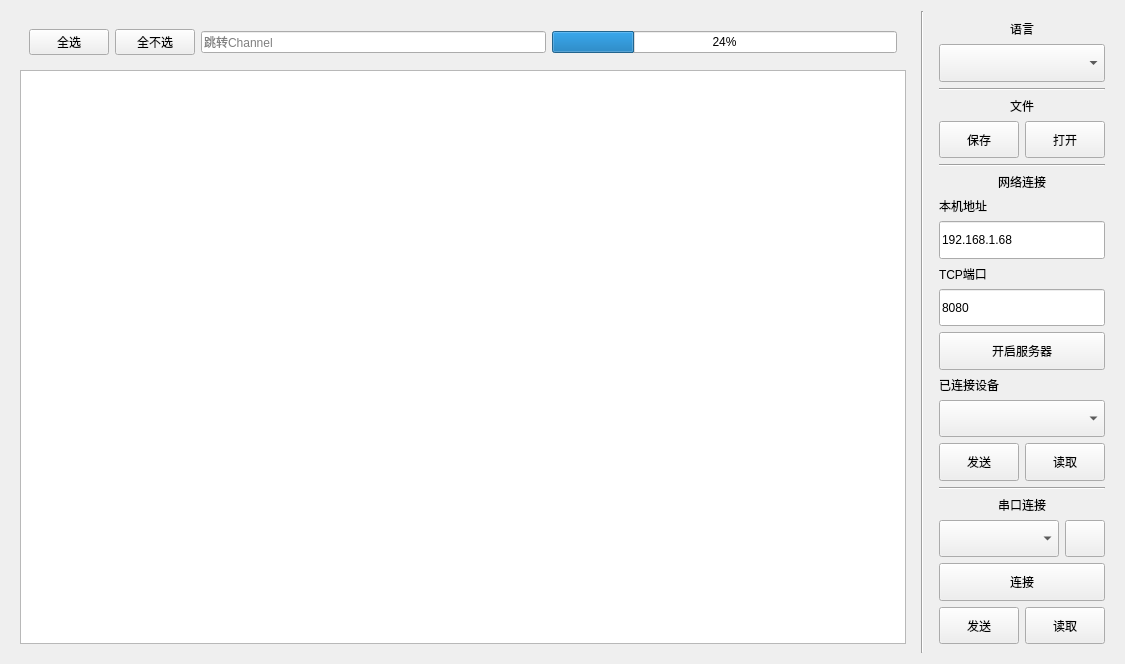
Old version of the form termial.ui in the repository FVsonar/GHTermial.
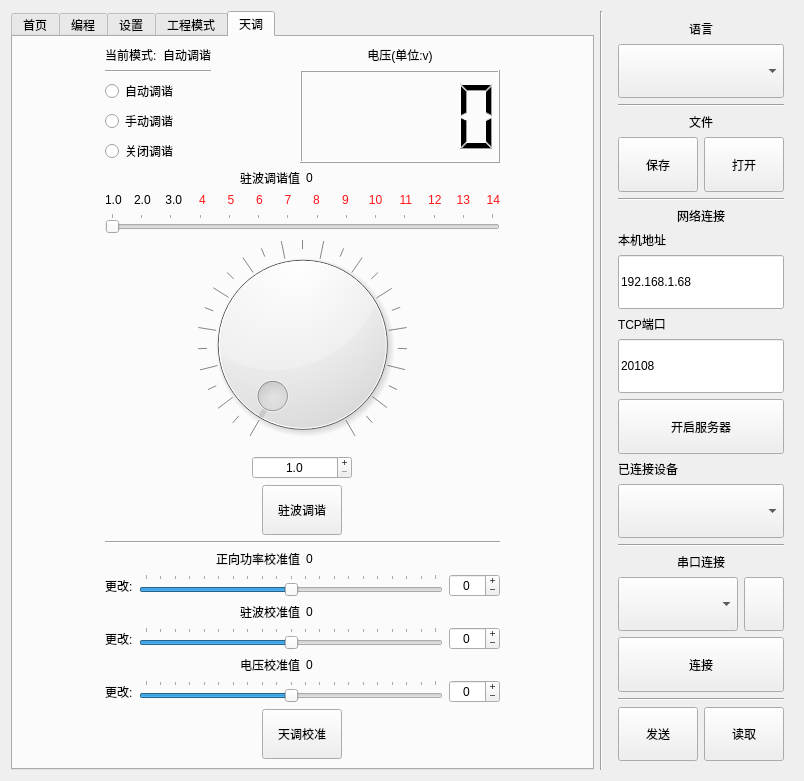
New version of the form. Icons and pictures are not drawn.

Commit message: 天调页大改

What changed in the file:
```diff
--- a/termial.ui
+++ b/termial.ui
@@ -6,8 +6,8 @@
    <rect>
     <x>0</x>
     <y>0</y>
-    <width>1125</width>
-    <height>664</height>
+    <width>804</width>
+    <height>781</height>
    </rect>
   </property>
   <property name="windowTitle">
@@ -23,56 +23,862 @@
    <item row="0" column="0">
     <layout class="QHBoxLayout" name="horizontalLayout">
      <item>
-      <widget class="QWidget" name="data" native="true">
-       <layout class="QVBoxLayout" name="verticalLayout_2">
-        <item>
-         <widget class="QWidget" name="tools" native="true">
-          <layout class="QHBoxLayout" name="horizontalLayout_2">
-           <property name="sizeConstraint">
-            <enum>QLayout::SizeConstraint::SetDefaultConstraint</enum>
+      <widget class="QTabWidget" name="tabWidget">
+       <property name="sizePolicy">
+        <sizepolicy hsizetype="Preferred" vsizetype="Preferred">
+         <horstretch>0</horstretch>
+         <verstretch>0</verstretch>
+        </sizepolicy>
+       </property>
+       <property name="currentIndex">
+        <number>4</number>
+       </property>
+       <widget class="QWidget" name="tab_5">
+        <attribute name="title">
+         <string>首页</string>
+        </attribute>
+       </widget>
+       <widget class="QWidget" name="tab">
+        <attribute name="title">
+         <string>编程</string>
+        </attribute>
+        <layout class="QVBoxLayout" name="verticalLayout">
+         <item>
+          <widget class="QWidget" name="data" native="true">
+           <layout class="QVBoxLayout" name="verticalLayout_2">
+            <item>
+             <widget class="QWidget" name="tools" native="true">
+              <layout class="QHBoxLayout" name="horizontalLayout_2">
+               <property name="sizeConstraint">
+                <enum>QLayout::SizeConstraint::SetDefaultConstraint</enum>
+               </property>
+               <item>
+                <widget class="QPushButton" name="checkAll_pushButton">
+                 <property name="text">
+                  <string>全选</string>
+                 </property>
+                </widget>
+               </item>
+               <item>
+                <widget class="QPushButton" name="checkNotAll_pushButton">
+                 <property name="text">
+                  <string>全不选</string>
+                 </property>
+                </widget>
+               </item>
+               <item>
+                <widget class="QLineEdit" name="channelNum_lineEdit">
+                 <property name="placeholderText">
+                  <string>跳转Channel</string>
+                 </property>
+                </widget>
+               </item>
+               <item>
+                <widget class="QProgressBar" name="load_progressBar">
+                 <property name="value">
+                  <number>24</number>
+                 </property>
+                </widget>
+               </item>
+              </layout>
+             </widget>
+            </item>
+            <item>
+             <widget class="QTableWidget" name="viewTable_tableWidget">
+              <property name="sizePolicy">
+               <sizepolicy hsizetype="Preferred" vsizetype="Expanding">
+                <horstretch>0</horstretch>
+                <verstretch>0</verstretch>
+               </sizepolicy>
+              </property>
+             </widget>
+            </item>
+           </layout>
+          </widget>
+         </item>
+        </layout>
+       </widget>
+       <widget class="QWidget" name="tab_2">
+        <attribute name="title">
+         <string>设置</string>
+        </attribute>
+       </widget>
+       <widget class="QWidget" name="tab_3">
+        <attribute name="title">
+         <string>工程模式</string>
+        </attribute>
+       </widget>
+       <widget class="QWidget" name="tab_4">
+        <attribute name="title">
+         <string>天调</string>
+        </attribute>
+        <layout class="QGridLayout" name="gridLayout_3">
+         <item row="0" column="0">
+          <layout class="QVBoxLayout" name="verticalLayout_4">
+           <item>
+            <layout class="QHBoxLayout" name="horizontalLayout_10">
+             <item>
+              <widget class="QLabel" name="label_13">
+               <property name="text">
+                <string>当前模式:</string>
+               </property>
+               <property name="alignment">
+                <set>Qt::AlignmentFlag::AlignLeading|Qt::AlignmentFlag::AlignLeft|Qt::AlignmentFlag::AlignVCenter</set>
+               </property>
+              </widget>
+             </item>
+             <item>
+              <widget class="QLabel" name="tunerCurrentModel_label">
+               <property name="text">
+                <string>自动调谐</string>
+               </property>
+               <property name="alignment">
+                <set>Qt::AlignmentFlag::AlignLeading|Qt::AlignmentFlag::AlignLeft|Qt::AlignmentFlag::AlignVCenter</set>
+               </property>
+              </widget>
+             </item>
+            </layout>
+           </item>
+           <item>
+            <widget class="Line" name="line_7">
+             <property name="orientation">
+              <enum>Qt::Orientation::Horizontal</enum>
+             </property>
+            </widget>
+           </item>
+           <item>
+            <widget class="QRadioButton" name="auto_radioButton">
+             <property name="sizePolicy">
+              <sizepolicy hsizetype="Maximum" vsizetype="Fixed">
+               <horstretch>0</horstretch>
+               <verstretch>0</verstretch>
+              </sizepolicy>
+             </property>
+             <property name="text">
+              <string>自动调谐</string>
+             </property>
+            </widget>
+           </item>
+           <item>
+            <widget class="QRadioButton" name="start_radioButton">
+             <property name="sizePolicy">
+              <sizepolicy hsizetype="Maximum" vsizetype="Fixed">
+               <horstretch>0</horstretch>
+               <verstretch>0</verstretch>
+              </sizepolicy>
+             </property>
+             <property name="text">
+              <string>手动调谐</string>
+             </property>
+            </widget>
+           </item>
+           <item>
+            <widget class="QRadioButton" name="close_radioButton">
+             <property name="sizePolicy">
+              <sizepolicy hsizetype="Maximum" vsizetype="Fixed">
+               <horstretch>0</horstretch>
+               <verstretch>0</verstretch>
+              </sizepolicy>
+             </property>
+             <property name="text">
+              <string>关闭调谐</string>
+             </property>
+            </widget>
+           </item>
+          </layout>
+         </item>
+         <item row="0" column="1">
+          <layout class="QVBoxLayout" name="verticalLayout_5">
+           <item>
+            <widget class="QLabel" name="label_5">
+             <property name="sizePolicy">
+              <sizepolicy hsizetype="Preferred" vsizetype="Maximum">
+               <horstretch>0</horstretch>
+               <verstretch>0</verstretch>
+              </sizepolicy>
+             </property>
+             <property name="text">
+              <string>电压(单位:v)</string>
+             </property>
+             <property name="alignment">
+              <set>Qt::AlignmentFlag::AlignCenter</set>
+             </property>
+            </widget>
+           </item>
+           <item>
+            <widget class="QLCDNumber" name="voltage_lcdNumber">
+             <property name="sizePolicy">
+              <sizepolicy hsizetype="Maximum" vsizetype="Minimum">
+               <horstretch>0</horstretch>
+               <verstretch>0</verstretch>
+              </sizepolicy>
+             </property>
+             <property name="minimumSize">
+              <size>
+               <width>200</width>
+               <height>0</height>
+              </size>
+             </property>
+            </widget>
+           </item>
+          </layout>
+         </item>
+         <item row="1" column="0" colspan="2">
+          <layout class="QVBoxLayout" name="verticalLayout_6">
+           <item>
+            <layout class="QHBoxLayout" name="horizontalLayout_4">
+             <item>
+              <widget class="QLabel" name="label_3">
+               <property name="sizePolicy">
+                <sizepolicy hsizetype="Preferred" vsizetype="Maximum">
+                 <horstretch>0</horstretch>
+                 <verstretch>0</verstretch>
+                </sizepolicy>
+               </property>
+               <property name="text">
+                <string>驻波调谐值</string>
+               </property>
+               <property name="alignment">
+                <set>Qt::AlignmentFlag::AlignRight|Qt::AlignmentFlag::AlignTrailing|Qt::AlignmentFlag::AlignVCenter</set>
+               </property>
+              </widget>
+             </item>
+             <item>
+              <widget class="QLabel" name="swtValue_label">
+               <property name="sizePolicy">
+                <sizepolicy hsizetype="Preferred" vsizetype="Maximum">
+                 <horstretch>0</horstretch>
+                 <verstretch>0</verstretch>
+                </sizepolicy>
+               </property>
+               <property name="text">
+                <string>0</string>
+               </property>
+              </widget>
+             </item>
+            </layout>
+           </item>
+           <item>
+            <layout class="QGridLayout" name="gridLayout_2">
+             <item row="0" column="10">
+              <widget class="QLabel" name="label_24">
+               <property name="styleSheet">
+                <string notr="true">QLabel#label_24{
+	color:#ff1418
+}</string>
+               </property>
+               <property name="text">
+                <string>  11</string>
+               </property>
+               <property name="alignment">
+                <set>Qt::AlignmentFlag::AlignCenter</set>
+               </property>
+              </widget>
+             </item>
+             <item row="0" column="0">
+              <widget class="QLabel" name="label_14">
+               <property name="text">
+                <string>1.0</string>
+               </property>
+              </widget>
+             </item>
+             <item row="0" column="9">
+              <widget class="QLabel" name="label_23">
+               <property name="styleSheet">
+                <string notr="true">QLabel#label_23{
+	color:#ff1418
+}</string>
+               </property>
+               <property name="text">
+                <string> 10</string>
+               </property>
+               <property name="alignment">
+                <set>Qt::AlignmentFlag::AlignCenter</set>
+               </property>
+              </widget>
+             </item>
+             <item row="0" column="7">
+              <widget class="QLabel" name="label_21">
+               <property name="styleSheet">
+                <string notr="true">QLabel#label_21{
+	color:#ff1418
+}</string>
+               </property>
+               <property name="text">
+                <string>8</string>
+               </property>
+               <property name="alignment">
+                <set>Qt::AlignmentFlag::AlignCenter</set>
+               </property>
+              </widget>
+             </item>
+             <item row="0" column="2">
+              <widget class="QLabel" name="label_16">
+               <property name="text">
+                <string> 3.0</string>
+               </property>
+              </widget>
+             </item>
+             <item row="0" column="1">
+              <widget class="QLabel" name="label_15">
+               <property name="text">
+                <string>2.0</string>
+               </property>
+              </widget>
+             </item>
+             <item row="0" column="3">
+              <widget class="QLabel" name="label_17">
+               <property name="styleSheet">
+                <string notr="true">QLabel#label_17{
+	color:#ff1418
+}</string>
+               </property>
+               <property name="text">
+                <string>4</string>
+               </property>
+               <property name="alignment">
+                <set>Qt::AlignmentFlag::AlignCenter</set>
+               </property>
+              </widget>
+             </item>
+             <item row="0" column="4">
+              <widget class="QLabel" name="label_18">
+               <property name="styleSheet">
+                <string notr="true">QLabel#label_18{
+	color:#ff1418
+}</string>
+               </property>
+               <property name="text">
+                <string>5</string>
+               </property>
+               <property name="alignment">
+                <set>Qt::AlignmentFlag::AlignCenter</set>
+               </property>
+              </widget>
+             </item>
+             <item row="0" column="11">
+              <widget class="QLabel" name="label_25">
+               <property name="styleSheet">
+                <string notr="true">QLabel#label_25{
+	color:#ff1418
+}</string>
+               </property>
+               <property name="text">
+                <string>  12</string>
+               </property>
+               <property name="alignment">
+                <set>Qt::AlignmentFlag::AlignCenter</set>
+               </property>
+              </widget>
+             </item>
+             <item row="0" column="12">
+              <widget class="QLabel" name="label_26">
+               <property name="styleSheet">
+                <string notr="true">QLabel#label_26{
+	color:#ff1418
+}</string>
+               </property>
+               <property name="text">
+                <string>  13</string>
+               </property>
+               <property name="alignment">
+                <set>Qt::AlignmentFlag::AlignCenter</set>
+               </property>
+              </widget>
+             </item>
+             <item row="0" column="5">
+              <widget class="QLabel" name="label_19">
+               <property name="styleSheet">
+                <string notr="true">QLabel#label_19{
+	color:#ff1418
+}</string>
+               </property>
+               <property name="text">
+                <string>6</string>
+               </property>
+               <property name="alignment">
+                <set>Qt::AlignmentFlag::AlignCenter</set>
+               </property>
+              </widget>
+             </item>
+             <item row="0" column="8">
+              <widget class="QLabel" name="label_22">
+               <property name="styleSheet">
+                <string notr="true">QLabel#label_22{
+	color:#ff1418
+}</string>
+               </property>
+               <property name="text">
+                <string>9</string>
+               </property>
+               <property name="alignment">
+                <set>Qt::AlignmentFlag::AlignCenter</set>
+               </property>
+              </widget>
+             </item>
+             <item row="0" column="6">
+              <widget class="QLabel" name="label_20">
+               <property name="styleSheet">
+                <string notr="true">QLabel#label_20{
+	color:#ff1418
+}</string>
+               </property>
+               <property name="text">
+                <string>7</string>
+               </property>
+               <property name="alignment">
+                <set>Qt::AlignmentFlag::AlignCenter</set>
+               </property>
+              </widget>
+             </item>
+             <item row="0" column="13">
+              <widget class="QLabel" name="label_27">
+               <property name="styleSheet">
+                <string notr="true">QLabel#label_27{
+	color:#ff1418
+}</string>
+               </property>
+               <property name="text">
+                <string>14</string>
+               </property>
+               <property name="alignment">
+                <set>Qt::AlignmentFlag::AlignRight|Qt::AlignmentFlag::AlignTrailing|Qt::AlignmentFlag::AlignVCenter</set>
+               </property>
+              </widget>
+             </item>
+            </layout>
+           </item>
+           <item>
+            <widget class="QSlider" name="swr_horizontalSlider">
+             <property name="minimum">
+              <number>10</number>
+             </property>
+             <property name="maximum">
+              <number>140</number>
+             </property>
+             <property name="orientation">
+              <enum>Qt::Orientation::Horizontal</enum>
+             </property>
+             <property name="tickPosition">
+              <enum>QSlider::TickPosition::TicksAbove</enum>
+             </property>
+            </widget>
+           </item>
+           <item>
+            <layout class="QHBoxLayout" name="horizontalLayout_16">
+             <item>
+              <widget class="QDial" name="swtValue_dial">
+               <property name="sizePolicy">
+                <sizepolicy hsizetype="Preferred" vsizetype="Expanding">
+                 <horstretch>0</horstretch>
+                 <verstretch>0</verstretch>
+                </sizepolicy>
+               </property>
+               <property name="minimum">
+                <number>10</number>
+               </property>
+               <property name="maximum">
+                <number>140</number>
+               </property>
+               <property name="sliderPosition">
+                <number>10</number>
+               </property>
+               <property name="wrapping">
+                <bool>false</bool>
+               </property>
+               <property name="notchTarget">
+                <double>10.000000000000000</double>
+               </property>
+               <property name="notchesVisible">
+                <bool>true</bool>
+               </property>
+              </widget>
+             </item>
+            </layout>
+           </item>
+           <item>
+            <layout class="QHBoxLayout" name="horizontalLayout_14">
+             <item>
+              <widget class="QDoubleSpinBox" name="swtValue_doubleSpinBox">
+               <property name="sizePolicy">
+                <sizepolicy hsizetype="Preferred" vsizetype="Maximum">
+                 <horstretch>0</horstretch>
+                 <verstretch>0</verstretch>
+                </sizepolicy>
+               </property>
+               <property name="maximumSize">
+                <size>
+                 <width>100</width>
+                 <height>16777215</height>
+                </size>
+               </property>
+               <property name="alignment">
+                <set>Qt::AlignmentFlag::AlignCenter</set>
+               </property>
+               <property name="readOnly">
+                <bool>false</bool>
+               </property>
+               <property name="buttonSymbols">
+                <enum>QAbstractSpinBox::ButtonSymbols::PlusMinus</enum>
+               </property>
+               <property name="decimals">
+                <number>1</number>
+               </property>
+               <property name="minimum">
+                <double>1.000000000000000</double>
+               </property>
+               <property name="maximum">
+                <double>14.000000000000000</double>
+               </property>
+               <property name="singleStep">
+                <double>0.100000000000000</double>
+               </property>
+              </widget>
+             </item>
+            </layout>
+           </item>
+          </layout>
+         </item>
+         <item row="2" column="0" colspan="2">
+          <layout class="QHBoxLayout" name="horizontalLayout_15">
+           <item>
+            <widget class="QPushButton" name="SWT_pushButton">
+             <property name="sizePolicy">
+              <sizepolicy hsizetype="Maximum" vsizetype="Maximum">
+               <horstretch>0</horstretch>
+               <verstretch>0</verstretch>
+              </sizepolicy>
+             </property>
+             <property name="minimumSize">
+              <size>
+               <width>50</width>
+               <height>50</height>
+              </size>
+             </property>
+             <property name="text">
+              <string>驻波调谐</string>
+             </property>
+            </widget>
+           </item>
+          </layout>
+         </item>
+         <item row="3" column="0" colspan="2">
+          <widget class="Line" name="line_6">
+           <property name="orientation">
+            <enum>Qt::Orientation::Horizontal</enum>
            </property>
+          </widget>
+         </item>
+         <item row="4" column="0" colspan="2">
+          <layout class="QVBoxLayout" name="verticalLayout_7">
            <item>
-            <widget class="QPushButton" name="checkAll_pushButton">
-             <property name="text">
-              <string>全选</string>
-             </property>
-            </widget>
+            <layout class="QHBoxLayout" name="horizontalLayout_5">
+             <item>
+              <widget class="QLabel" name="label_6">
+               <property name="sizePolicy">
+                <sizepolicy hsizetype="Preferred" vsizetype="Preferred">
+                 <horstretch>0</horstretch>
+                 <verstretch>0</verstretch>
+                </sizepolicy>
+               </property>
+               <property name="text">
+                <string>正向功率校准值</string>
+               </property>
+               <property name="alignment">
+                <set>Qt::AlignmentFlag::AlignRight|Qt::AlignmentFlag::AlignTrailing|Qt::AlignmentFlag::AlignVCenter</set>
+               </property>
+              </widget>
+             </item>
+             <item>
+              <widget class="QLabel" name="PPc_label">
+               <property name="sizePolicy">
+                <sizepolicy hsizetype="Preferred" vsizetype="Preferred">
+                 <horstretch>0</horstretch>
+                 <verstretch>0</verstretch>
+                </sizepolicy>
+               </property>
+               <property name="text">
+                <string>0</string>
+               </property>
+               <property name="alignment">
+                <set>Qt::AlignmentFlag::AlignLeading|Qt::AlignmentFlag::AlignLeft|Qt::AlignmentFlag::AlignVCenter</set>
+               </property>
+              </widget>
+             </item>
+            </layout>
            </item>
            <item>
-            <widget class="QPushButton" name="checkNotAll_pushButton">
-             <property name="text">
-              <string>全不选</string>
-             </property>
-            </widget>
+            <layout class="QHBoxLayout" name="horizontalLayout_12">
+             <item>
+              <widget class="QLabel" name="label_28">
+               <property name="text">
+                <string>更改:</string>
+               </property>
+              </widget>
+             </item>
+             <item>
+              <widget class="QSlider" name="PPc_horizontalSlider">
+               <property name="sizePolicy">
+                <sizepolicy hsizetype="Expanding" vsizetype="Minimum">
+                 <horstretch>0</horstretch>
+                 <verstretch>0</verstretch>
+                </sizepolicy>
+               </property>
+               <property name="minimum">
+                <number>-100</number>
+               </property>
+               <property name="maximum">
+                <number>100</number>
+               </property>
+               <property name="orientation">
+                <enum>Qt::Orientation::Horizontal</enum>
+               </property>
+               <property name="tickPosition">
+                <enum>QSlider::TickPosition::TicksAbove</enum>
+               </property>
+              </widget>
+             </item>
+             <item>
+              <widget class="QSpinBox" name="PPcv_spinBox">
+               <property name="sizePolicy">
+                <sizepolicy hsizetype="Preferred" vsizetype="Minimum">
+                 <horstretch>0</horstretch>
+                 <verstretch>0</verstretch>
+                </sizepolicy>
+               </property>
+               <property name="alignment">
+                <set>Qt::AlignmentFlag::AlignCenter</set>
+               </property>
+               <property name="buttonSymbols">
+                <enum>QAbstractSpinBox::ButtonSymbols::PlusMinus</enum>
+               </property>
+               <property name="minimum">
+                <number>-100</number>
+               </property>
+               <property name="maximum">
+                <number>100</number>
+               </property>
+              </widget>
+             </item>
+            </layout>
            </item>
+          </layout>
+         </item>
+         <item row="5" column="0" colspan="2">
+          <layout class="QVBoxLayout" name="verticalLayout_8">
            <item>
-            <widget class="QLineEdit" name="channelNum_lineEdit">
-             <property name="placeholderText">
-              <string>跳转Channel</string>
-             </property>
-            </widget>
+            <layout class="QHBoxLayout" name="horizontalLayout_8">
+             <item>
+              <widget class="QLabel" name="label_11">
+               <property name="sizePolicy">
+                <sizepolicy hsizetype="Preferred" vsizetype="Preferred">
+                 <horstretch>0</horstretch>
+                 <verstretch>0</verstretch>
+                </sizepolicy>
+               </property>
+               <property name="text">
+                <string>驻波校准值</string>
+               </property>
+               <property name="alignment">
+                <set>Qt::AlignmentFlag::AlignRight|Qt::AlignmentFlag::AlignTrailing|Qt::AlignmentFlag::AlignVCenter</set>
+               </property>
+              </widget>
+             </item>
+             <item>
+              <widget class="QLabel" name="Swc_label">
+               <property name="sizePolicy">
+                <sizepolicy hsizetype="Preferred" vsizetype="Preferred">
+                 <horstretch>0</horstretch>
+                 <verstretch>0</verstretch>
+                </sizepolicy>
+               </property>
+               <property name="text">
+                <string>0</string>
+               </property>
+               <property name="alignment">
+                <set>Qt::AlignmentFlag::AlignLeading|Qt::AlignmentFlag::AlignLeft|Qt::AlignmentFlag::AlignVCenter</set>
+               </property>
+              </widget>
+             </item>
+            </layout>
            </item>
            <item>
-            <widget class="QProgressBar" name="load_progressBar">
-             <property name="value">
-              <number>24</number>
+            <layout class="QHBoxLayout" name="horizontalLayout_11">
+             <item>
+              <widget class="QLabel" name="label_29">
+               <property name="text">
+                <string>更改:</string>
+               </property>
+              </widget>
+             </item>
+             <item>
+              <widget class="QSlider" name="Swc_horizontalSlider">
+               <property name="sizePolicy">
+                <sizepolicy hsizetype="Expanding" vsizetype="Minimum">
+                 <horstretch>0</horstretch>
+                 <verstretch>0</verstretch>
+                </sizepolicy>
+               </property>
+               <property name="minimum">
+                <number>-100</number>
+               </property>
+               <property name="maximum">
+                <number>100</number>
+               </property>
+               <property name="orientation">
+                <enum>Qt::Orientation::Horizontal</enum>
+               </property>
+               <property name="tickPosition">
+                <enum>QSlider::TickPosition::TicksAbove</enum>
+               </property>
+              </widget>
+             </item>
+             <item>
+              <widget class="QSpinBox" name="Swcv_spinBox">
+               <property name="sizePolicy">
+                <sizepolicy hsizetype="Preferred" vsizetype="Minimum">
+                 <horstretch>0</horstretch>
+                 <verstretch>0</verstretch>
+                </sizepolicy>
+               </property>
+               <property name="alignment">
+                <set>Qt::AlignmentFlag::AlignCenter</set>
+               </property>
+               <property name="buttonSymbols">
+                <enum>QAbstractSpinBox::ButtonSymbols::PlusMinus</enum>
+               </property>
+               <property name="minimum">
+                <number>-100</number>
+               </property>
+               <property name="maximum">
+                <number>100</number>
+               </property>
+              </widget>
+             </item>
+            </layout>
+           </item>
+          </layout>
+         </item>
+         <item row="6" column="0" colspan="2">
+          <layout class="QVBoxLayout" name="verticalLayout_9">
+           <item>
+            <layout class="QHBoxLayout" name="horizontalLayout_9">
+             <item>
+              <widget class="QLabel" name="label_12">
+               <property name="sizePolicy">
+                <sizepolicy hsizetype="Preferred" vsizetype="Preferred">
+                 <horstretch>0</horstretch>
+                 <verstretch>0</verstretch>
+                </sizepolicy>
+               </property>
+               <property name="text">
+                <string>电压校准值</string>
+               </property>
+               <property name="alignment">
+                <set>Qt::AlignmentFlag::AlignRight|Qt::AlignmentFlag::AlignTrailing|Qt::AlignmentFlag::AlignVCenter</set>
+               </property>
+              </widget>
+             </item>
+             <item>
+              <widget class="QLabel" name="Vc_label">
+               <property name="sizePolicy">
+                <sizepolicy hsizetype="Preferred" vsizetype="Preferred">
+                 <horstretch>0</horstretch>
+                 <verstretch>0</verstretch>
+                </sizepolicy>
+               </property>
+               <property name="text">
+                <string>0</string>
+               </property>
+               <property name="alignment">
+                <set>Qt::AlignmentFlag::AlignLeading|Qt::AlignmentFlag::AlignLeft|Qt::AlignmentFlag::AlignVCenter</set>
+               </property>
+              </widget>
+             </item>
+            </layout>
+           </item>
+           <item>
+            <layout class="QHBoxLayout" name="horizontalLayout_13">
+             <item>
+              <widget class="QLabel" name="label_30">
+               <property name="text">
+                <string>更改:</string>
+               </property>
+              </widget>
+             </item>
+             <item>
+              <widget class="QSlider" name="Vc_horizontalSlider">
+               <property name="sizePolicy">
+                <sizepolicy hsizetype="Expanding" vsizetype="Minimum">
+                 <horstretch>0</horstretch>
+                 <verstretch>0</verstretch>
+                </sizepolicy>
+               </property>
+               <property name="minimum">
+                <number>-100</number>
+               </property>
+               <property name="maximum">
+                <number>100</number>
+               </property>
+               <property name="orientation">
+                <enum>Qt::Orientation::Horizontal</enum>
+               </property>
+               <property name="tickPosition">
+                <enum>QSlider::TickPosition::TicksAbove</enum>
+               </property>
+              </widget>
+             </item>
+             <item>
+              <widget class="QSpinBox" name="Vcv_spinBox">
+               <property name="sizePolicy">
+                <sizepolicy hsizetype="Preferred" vsizetype="Minimum">
+                 <horstretch>0</horstretch>
+                 <verstretch>0</verstretch>
+                </sizepolicy>
+               </property>
+               <property name="alignment">
+                <set>Qt::AlignmentFlag::AlignCenter</set>
+               </property>
+               <property name="buttonSymbols">
+                <enum>QAbstractSpinBox::ButtonSymbols::PlusMinus</enum>
+               </property>
+               <property name="minimum">
+                <number>-100</number>
+               </property>
+               <property name="maximum">
+                <number>100</number>
+               </property>
+              </widget>
+             </item>
+            </layout>
+           </item>
+          </layout>
+         </item>
+         <item row="7" column="0" colspan="2">
+          <layout class="QHBoxLayout" name="horizontalLayout_17">
+           <item>
+            <widget class="QPushButton" name="ATC_pushButton">
+             <property name="sizePolicy">
+              <sizepolicy hsizetype="Maximum" vsizetype="Maximum">
+               <horstretch>0</horstretch>
+               <verstretch>0</verstretch>
+              </sizepolicy>
              </property>
+             <property name="minimumSize">
+              <size>
+               <width>50</width>
+               <height>50</height>
+              </size>
+             </property>
+             <property name="text">
+              <string>天调校准</string>
+             </property>
             </widget>
            </item>
           </layout>
-         </widget>
-        </item>
-        <item>
-         <widget class="QTableWidget" name="viewTable_tableWidget">
-          <property name="sizePolicy">
-           <sizepolicy hsizetype="Preferred" vsizetype="Expanding">
-            <horstretch>0</horstretch>
-            <verstretch>0</verstretch>
-           </sizepolicy>
-          </property>
-         </widget>
-        </item>
-       </layout>
+         </item>
+        </layout>
+       </widget>
       </widget>
      </item>
      <item>
@@ -84,6 +890,18 @@
      </item>
      <item>
       <widget class="QWidget" name="control" native="true">
+       <property name="sizePolicy">
+        <sizepolicy hsizetype="Fixed" vsizetype="Preferred">
+         <horstretch>0</horstretch>
+         <verstretch>0</verstretch>
+        </sizepolicy>
+       </property>
+       <property name="maximumSize">
+        <size>
+         <width>16777215</width>
+         <height>16777215</height>
+        </size>
+       </property>
        <layout class="QVBoxLayout" name="verticalLayout_3">
         <item>
          <widget class="QLabel" name="label">
@@ -253,7 +1071,7 @@
            <string notr="true"/>
           </property>
           <property name="text">
-           <string>8080</string>
+           <string>20108</string>
           </property>
          </widget>
         </item>
@@ -296,42 +1114,6 @@
           </property>
          </widget>
         </item>
-        <item>
-         <layout class="QHBoxLayout" name="horizontalLayout_4">
-          <item>
-           <widget class="QPushButton" name="tcpSend_pushButton">
-            <property name="sizePolicy">
-             <sizepolicy hsizetype="Preferred" vsizetype="Preferred">
-              <horstretch>0</horstretch>
-              <verstretch>0</verstretch>
-             </sizepolicy>
-            </property>
-            <property name="text">
-             <string>发送</string>
-            </property>
-            <property name="icon">
-             <iconset theme="QIcon::ThemeIcon::MailSend"/>
-            </property>
-           </widget>
-          </item>
-          <item>
-           <widget class="QPushButton" name="tcpRead_pushButton">
-            <property name="sizePolicy">
-             <sizepolicy hsizetype="Preferred" vsizetype="Preferred">
-              <horstretch>0</horstretch>
-              <verstretch>0</verstretch>
-             </sizepolicy>
-            </property>
-            <property name="text">
-             <string>读取</string>
-            </property>
-            <property name="icon">
-             <iconset theme="QIcon::ThemeIcon::SystemSearch"/>
-            </property>
-           </widget>
-          </item>
-         </layout>
-        </item>
         <item>
          <widget class="Line" name="line_3">
           <property name="orientation">
@@ -423,11 +1205,18 @@
          </widget>
         </item>
         <item>
-         <layout class="QHBoxLayout" name="horizontalLayout_5">
+         <widget class="Line" name="line_5">
+          <property name="orientation">
+           <enum>Qt::Orientation::Horizontal</enum>
+          </property>
+         </widget>
+        </item>
+        <item>
+         <layout class="QHBoxLayout" name="horizontalLayout_6">
           <item>
-           <widget class="QPushButton" name="send_pushButton">
+           <widget class="QPushButton" name="send_btn">
             <property name="sizePolicy">
-             <sizepolicy hsizetype="Minimum" vsizetype="Preferred">
+             <sizepolicy hsizetype="Preferred" vsizetype="Preferred">
               <horstretch>0</horstretch>
               <verstretch>0</verstretch>
              </sizepolicy>
@@ -441,9 +1230,9 @@
            </widget>
           </item>
           <item>
-           <widget class="QPushButton" name="read_pushButton">
+           <widget class="QPushButton" name="read_btn">
             <property name="sizePolicy">
-             <sizepolicy hsizetype="Minimum" vsizetype="Preferred">
+             <sizepolicy hsizetype="Preferred" vsizetype="Preferred">
               <horstretch>0</horstretch>
               <verstretch>0</verstretch>
              </sizepolicy>
```
Left out of the diff: 2 changed lines with no effect on the pictures. The commit also changes 56 other files.
